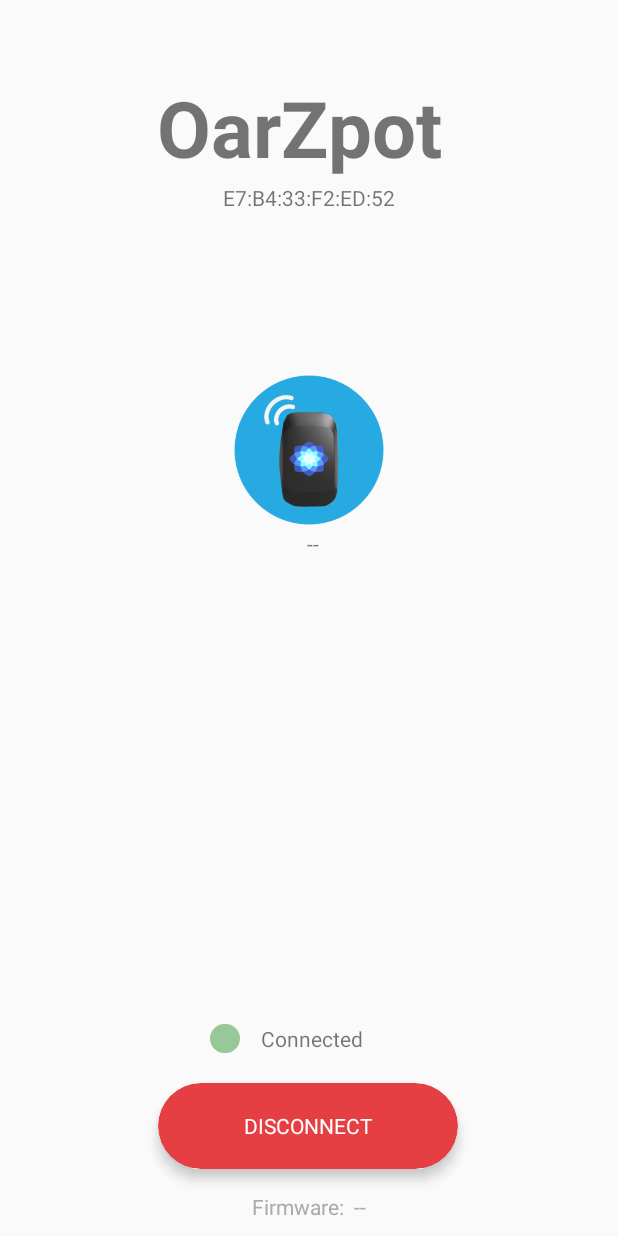
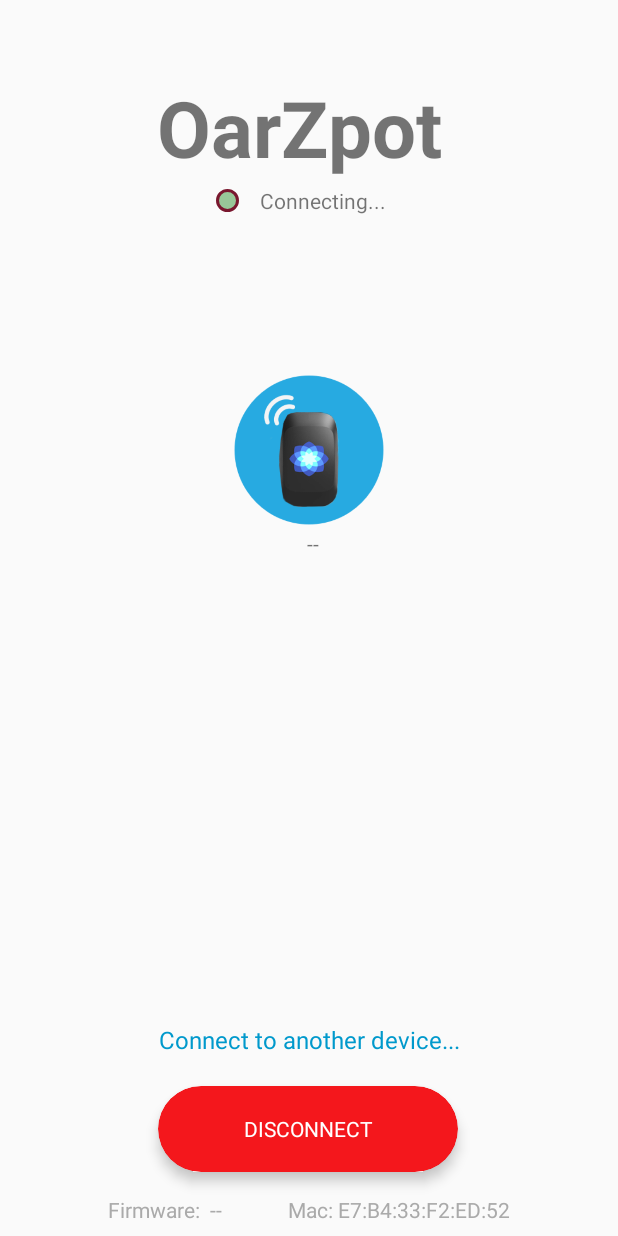
Before and after one commit to Perelan/Master, an Android app: the screen it shows after launch (MainActivity), on a phone screen of 412 x 824 dp. Run offline under Robolectric (Android 15) with nearby library versions, the phone set to English and light mode, and no system bars; 3 statements that could not run were skipped.

Commit message:
feat: connect to another device, change state of the button and the text

```diff
--- a/Flow/app/build.gradle
+++ b/Flow/app/build.gradle
@@ -25,8 +25,8 @@ android {
 
 dependencies {
     implementation 'com.android.support.constraint:constraint-layout:1.1.3'
-    compile fileTree(include: ['*.jar'], dir: 'libs')
-    testCompile 'junit:junit:4.12'
+    implementation fileTree(include: ['*.jar'], dir: 'libs')
+    testImplementation 'junit:junit:4.12'
 
     implementation 'com.android.support:appcompat-v7:28.0.0'
     implementation 'com.android.support:design:28.0.0'
--- a/Flow/app/src/main/AndroidManifest.xml
+++ b/Flow/app/src/main/AndroidManifest.xml
@@ -54,6 +54,7 @@
         <service
             android:name=".WrapperService"
             android:exported="false"/>
+
         <service
             android:name=".Handlers.CommunicationHandler"
             android:enabled="true"/>
--- a/Flow/app/src/main/java/com/sensordroid/flow/DeviceListActivity.java
+++ b/Flow/app/src/main/java/com/sensordroid/flow/DeviceListActivity.java
@@ -54,8 +54,6 @@ public class DeviceListActivity extends AppCompatActivity {
     private ArrayList<BluetoothDevice> devicesDataset;
 
     private SwipeRefreshLayout mSwipeRefreshLayout;
-
-    Intent bindIntent;
 
     private OnDeviceClickListener mListen = position -> {
         Log.d(TAG, "postion: " + position);
@@ -129,7 +127,7 @@ public class DeviceListActivity extends AppCompatActivity {
             }
         };
 
-        bindIntent = new Intent(this, CommunicationHandler.class);
+        Intent bindIntent = new Intent(this, CommunicationHandler.class);
         bindService(bindIntent, mBluetoothServiceConnection, Context.BIND_AUTO_CREATE);
     }
 
@@ -182,15 +180,18 @@ class DeviceAdapter extends RecyclerView.Adapter<DeviceAdapter.DeviceViewHolder>
 
     private ArrayList<BluetoothDevice> mDataset;
     private OnDeviceClickListener mClickListener;
+    private Context mContext;
 
     class DeviceViewHolder extends RecyclerView.ViewHolder implements View.OnClickListener {
 
         TextView mDeviceTitle, mDeviceMac;
+        ImageView mDeviceImage;
 
         DeviceViewHolder(@NonNull View v) {
             super(v);
             mDeviceTitle = v.findViewById(R.id.device_title);
             mDeviceMac = v.findViewById(R.id.device_mac);
+            mDeviceImage = v.findViewById(R.id.device_image);
             v.setOnClickListener(this);
         }
 
@@ -206,6 +207,7 @@ class DeviceAdapter extends RecyclerView.Adapter<DeviceAdapter.DeviceViewHolder>
 
     @NonNull
     @Override
+
     public DeviceViewHolder onCreateViewHolder(@NonNull ViewGroup viewGroup, int i) {
         View v = LayoutInflater.from(viewGroup.getContext())
                 .inflate(R.layout.device_item, viewGroup, false);
@@ -217,6 +219,10 @@ class DeviceAdapter extends RecyclerView.Adapter<DeviceAdapter.DeviceViewHolder>
     public void onBindViewHolder(@NonNull DeviceViewHolder viewHolder, int i) {
         viewHolder.mDeviceTitle.setText(mDataset.get(i).getName());
         viewHolder.mDeviceMac.setText(mDataset.get(i).getAddress());
+
+        if (mDataset.get(i).getName().equalsIgnoreCase("oarzpot")) {
+            viewHolder.mDeviceImage.setImageResource(R.drawable.flow);
+        }
     }
 
     @Override
--- a/Flow/app/src/main/java/com/sensordroid/flow/MainActivity.java
+++ b/Flow/app/src/main/java/com/sensordroid/flow/MainActivity.java
@@ -8,10 +8,14 @@ import android.content.Context;
 import android.content.Intent;
 import android.content.IntentFilter;
 import android.content.ServiceConnection;
+import android.graphics.Color;
+import android.graphics.PorterDuff;
 import android.os.Bundle;
 import android.os.Handler;
 import android.os.IBinder;
+import android.support.v7.widget.CardView;
 import android.util.Log;
+import android.view.View;
 import android.widget.TextView;
 
 import com.sensordroid.flow.Handlers.CommunicationHandler;
@@ -19,8 +23,17 @@ import com.sensordroid.ripple.RippleEffect;
 
 import java.util.Locale;
 
-public class MainActivity extends Activity {
+// bgcolor: #44628e
+// iconcolor: #4572b6
+
+public class MainActivity extends Activity implements View.OnClickListener {
     private static final String TAG ="MainClass";
+
+    private static int sensorState = 0;
+    private static final int SENSOR_STATE_CONNECTING = 1;
+    private static final int SENSOR_STATE_CONNECTED = 2;
+    private static final int SENSOR_STATE_DISCONNECTED = 3;
+
     private static final int REQUEST_SELECT_SENSOR = 1;
     private static final int REQUEST_LOCATION_PERMISSION = 2;
 
@@ -40,9 +53,12 @@ public class MainActivity extends Activity {
     private boolean mScanning;
 
     private RippleEffect rp;
-    private TextView mSensorTitle, mSensorMac, mSensorBattery, mSensorFirmware;
+    private TextView mSensorTitle, mSensorMac, mSensorBattery, mSensorFirmware, mSensorState, mNewConnection, mIndicator;
 
-    private BroadcastReceiver mSensorStateListender = new BroadcastReceiver() {
+    private CardView mButton;
+    private TextView mButtonText;
+
+    private BroadcastReceiver mSensorStateListener = new BroadcastReceiver() {
         @Override
         public void onReceive(Context context, Intent intent) {
             Log.d(TAG, "onReceive: Data " + context.getPackageName());
@@ -62,9 +78,19 @@ public class MainActivity extends Activity {
         mSensorMac      = findViewById(R.id.sensor_mac);
         mSensorBattery  = findViewById(R.id.sensor_battery);
         mSensorFirmware = findViewById(R.id.sensor_firmware);
+        mIndicator      = findViewById(R.id.sensor_state_indicator);
+
+
+        mNewConnection  = findViewById(R.id.sensor_new_device);
+        mNewConnection.setOnClickListener(this);
+
+        mSensorState    = findViewById(R.id.sensor_state);
+
+        mButtonText     = findViewById(R.id.info_text);
+        mButton         = findViewById(R.id.sensor_button);
+        mButton.setOnClickListener(this);
 
         mServiceConnection = new ServiceConnection() {
-
             @Override
             public void onServiceConnected(ComponentName componentName, IBinder service) {
                 Log.i(TAG, "onServiceConnected");
@@ -89,7 +115,7 @@ public class MainActivity extends Activity {
         filter.addAction(CommunicationHandler.ACTION_DATA_AVAILABLE);
         filter.addAction(CommunicationHandler.ACTION_DEVICE_METADATA_COMPLETE);
         filter.addAction(CommunicationHandler.ACTION_DEVICE_METADATA_UPDATED);
-        registerReceiver(mSensorStateListender, filter);
+        registerReceiver(mSensorStateListener, filter);
 
         Intent i = new Intent(MainActivity.this, DeviceListActivity.class);
         startActivityForResult(i, REQUEST_SELECT_SENSOR);
@@ -111,8 +137,10 @@ public class MainActivity extends Activity {
 
         switch (action) {
             case CommunicationHandler.ACTION_GATT_CONNECTED:
+                setSensorState(SENSOR_STATE_CONNECTED);
                 break;
             case CommunicationHandler.ACTION_GATT_DISCONNECTED:
+                setSensorState(SENSOR_STATE_DISCONNECTED);
                 break;
             case CommunicationHandler.ACTION_GATT_SERVICES_DISCOVERED:
                 break;
@@ -122,6 +150,10 @@ public class MainActivity extends Activity {
 
                 rp.pulse(rp.BREATH);
                 Log.d(TAG, "handleBroadcastEvent: Respiration " + flowRespirationData);
+
+                // Get the data from the sensor and send it the the demuxer.
+
+
 
                 break;
             case CommunicationHandler.ACTION_DEVICE_METADATA_COMPLETE:
@@ -143,10 +175,9 @@ public class MainActivity extends Activity {
         }
     }
 
-
     @Override
     protected void onDestroy() {
-        unregisterReceiver(mSensorStateListender);
+        unregisterReceiver(mSensorStateListener);
 
         if (mServiceConnection != null) {
             unbindService(mServiceConnection);
@@ -168,9 +199,13 @@ public class MainActivity extends Activity {
                     BluetoothDevice device = data.getParcelableExtra(BluetoothDevice.EXTRA_DEVICE);
 
                     System.out.println(" >>> " + device.getName());
+
+                    mSensorTitle.setText(device.getName());
+                    mSensorMac.setText(String.format("Mac: %s", device.getAddress()));
+
                     mComHandler.setSelectedFlowSensor(device);
 
-                    mComHandler.connect();
+                    connect();
                 }
                 break;
             default:
@@ -178,4 +213,82 @@ public class MainActivity extends Activity {
                 break;
         }
     }
+
+    private void connect() {
+        if (mComHandler != null) {
+            setSensorState(SENSOR_STATE_CONNECTING);
+            mComHandler.connect();
+        }
+    }
+
+    @Override
+    public void onClick(View view) {
+        switch (view.getId()) {
+            case R.id.sensor_button:
+                Log.d(TAG, "onClick: Sensor Button " + sensorState);
+                handleSensorButton();
+                break;
+            case R.id.sensor_new_device:
+                Log.d(TAG, "onClick: Connect to new sensor");
+                Intent i = new Intent(MainActivity.this, DeviceListActivity.class);
+                startActivityForResult(i, REQUEST_SELECT_SENSOR);
+                break;
+            default:
+                break;
+        }
+    }
+
+    /**
+     * Handle the button state on click.
+     *
+     * SENSOR_STATE_CONNECTED       -> SENSOR_STATE_DISCONNECTED & change text to reconnect.
+     * SENSOR_STATE_DISCONNECTED    -> SENSOR_STATE_CONNECTED & change text to disconnect.
+     *
+     * @states: connected | disconnected
+     */
+    private void handleSensorButton() {
+        switch (sensorState) {
+            case SENSOR_STATE_CONNECTED:
+                setSensorState(SENSOR_STATE_DISCONNECTED);
+                mComHandler.closeAndNotifyGattDisconnection();
+                break;
+            case SENSOR_STATE_DISCONNECTED:
+                setSensorState(SENSOR_STATE_CONNECTING);
+                connect();
+                break;
+        }
+    }
+
+    /**
+     * Following method changes the state of the button and the corresponding text.
+     *
+     * @param state
+     */
+    private void setSensorState(int state) {
+        switch (state) {
+            case SENSOR_STATE_CONNECTED:
+                mSensorState.setText("Connected");
+                mButtonText.setText("DISCONNECT");
+                mIndicator.getBackground().setColorFilter(getResources().getColor(R.color.colorConnected), PorterDuff.Mode.SRC_ATOP);
+                mButton.setEnabled(true);
+                mNewConnection.setVisibility(View.INVISIBLE);
+                mButton.setCardBackgroundColor(getResources().getColor(R.color.colorButtonDisconnect));
+                break;
+            case SENSOR_STATE_DISCONNECTED:
+                mSensorState.setText("Disconnected");
+                mButtonText.setText("RECONNECT");
+                mIndicator.getBackground().setColorFilter(getResources().getColor(R.color.colorDisconnected), PorterDuff.Mode.SRC_ATOP);
+                mButton.setEnabled(true);
+                mNewConnection.setVisibility(View.VISIBLE);
+                mButton.setCardBackgroundColor(getResources().getColor(R.color.colorButtonReconnect));
+                break;
+            case SENSOR_STATE_CONNECTING:
+                mSensorState.setText("Connecting...");
+                mIndicator.getBackground().setColorFilter(getResources().getColor(R.color.colorConnecting), PorterDuff.Mode.SRC_ATOP);
+                mButton.setCardBackgroundColor(getResources().getColor(R.color.colorButtonConnecting));
+                mButton.setEnabled(false);
+        }
+
+        sensorState = state;
+    }
 }
--- a/Flow/app/src/main/res/drawable/corners.xml
+++ b/Flow/app/src/main/res/drawable/corners.xml
@@ -5,12 +5,12 @@
 
     <stroke
         android:width="2dp"
-        android:color="#98c798" />
+        android:color="#79172e" />
 
     <corners
-        android:bottomLeftRadius="30dp"
-        android:bottomRightRadius="30dp"
-        android:topLeftRadius="30dp"
-        android:topRightRadius="30dp" />
+        android:bottomLeftRadius="20dp"
+        android:bottomRightRadius="20dp"
+        android:topLeftRadius="20dp"
+        android:topRightRadius="20dp" />
 
 </shape>
--- a/Flow/app/src/main/res/layout/content_main.xml
+++ b/Flow/app/src/main/res/layout/content_main.xml
@@ -37,14 +37,30 @@
             android:textStyle="bold"/>
 
         <TextView
-            android:id="@+id/sensor_mac"
-            android:layout_width="wrap_content"
+            android:id="@+id/sensor_state_indicator"
+            android:layout_width="15dp"
+            android:layout_height="15dp"
+            android:layout_alignParentTop="true"
+            android:layout_marginStart="144dp"
+            android:layout_marginTop="126dp"
+            android:background="@drawable/corners"
+            app:layout_constraintStart_toStartOf="parent"
+            tools:layout_editor_absoluteY="128dp"/>
+
+        <TextView
+            android:id="@+id/sensor_state"
+            android:layout_width="100dp"
             android:layout_height="wrap_content"
-            android:layout_below="@+id/sensor_title"
-            android:layout_centerHorizontal="true"
-            android:layout_marginTop="2dp"
-            android:text="E7:B4:33:F2:ED:52"
-            android:textAlignment="center"/>
+            android:layout_alignParentStart="true"
+            android:layout_alignParentTop="true"
+            android:layout_marginStart="173dp"
+            android:layout_marginTop="124dp"
+            android:text="Connecting..."
+            android:textAlignment="textStart"
+            app:layout_constraintEnd_toEndOf="parent"
+            app:layout_constraintHorizontal_bias="0.014"
+            app:layout_constraintStart_toEndOf="@+id/sensor_state_indicator"
+            tools:layout_editor_absoluteY="128dp"/>
 
         <TextView
             android:id="@+id/sensor_battery"
@@ -57,7 +73,24 @@
             android:layout_marginBottom="-22dp"
             android:text="--"
             android:textAlignment="center"/>
+
     </com.sensordroid.ripple.RippleEffect>
+
+    <TextView
+        android:id="@+id/sensor_new_device"
+        android:layout_width="wrap_content"
+        android:layout_height="wrap_content"
+        android:layout_marginStart="8dp"
+        android:layout_marginEnd="8dp"
+        android:layout_marginBottom="20dp"
+        android:text="Connect to another device..."
+        android:textAllCaps="false"
+        android:textColor="@color/breath"
+        android:textSize="16sp"
+        android:visibility="visible"
+        app:layout_constraintBottom_toTopOf="@+id/sensor_button"
+        app:layout_constraintEnd_toEndOf="parent"
+        app:layout_constraintStart_toStartOf="parent"/>
 
     <android.support.v7.widget.CardView
         xmlns:card_view="http://schemas.android.com/apk/res-auto"
@@ -72,7 +105,7 @@
         android:elevation="5dp"
         android:focusable="true"
         android:foreground="?android:attr/selectableItemBackground"
-        card_view:cardBackgroundColor="@color/colorAccent"
+        card_view:cardBackgroundColor="@color/colorButtonDisconnect"
         card_view:cardCornerRadius="30dp"
         card_view:cardElevation="5dp"
         card_view:layout_constraintBottom_toTopOf="@+id/sensor_firmware"
@@ -87,46 +120,36 @@
             android:gravity="center"
             android:text="DISCONNECT"
             android:textColor="@android:color/background_light"/>
+
     </android.support.v7.widget.CardView>
+
+    <TextView
+        android:id="@+id/sensor_mac"
+        android:layout_width="wrap_content"
+        android:layout_height="wrap_content"
+        android:layout_alignParentEnd="true"
+        android:layout_marginStart="8dp"
+        android:layout_marginEnd="72dp"
+        android:layout_marginBottom="8dp"
+        android:text="Mac: E7:B4:33:F2:ED:52"
+        android:textAlignment="center"
+        android:textColor="@android:color/darker_gray"
+        app:layout_constraintBottom_toBottomOf="parent"
+        app:layout_constraintEnd_toEndOf="parent"
+        app:layout_constraintHorizontal_bias="1.0"
+        app:layout_constraintStart_toEndOf="@+id/sensor_firmware"/>
 
     <TextView
         android:id="@+id/sensor_firmware"
         android:layout_width="wrap_content"
         android:layout_height="wrap_content"
-        android:layout_marginStart="8dp"
-        android:layout_marginEnd="8dp"
-        android:layout_marginBottom="10dp"
+        android:layout_marginStart="72dp"
+        android:layout_marginBottom="8dp"
         android:text="Firmware:  --"
         android:textAllCaps="false"
         android:textColor="@android:color/darker_gray"
         app:layout_constraintBottom_toBottomOf="parent"
-        app:layout_constraintEnd_toEndOf="parent"
         app:layout_constraintStart_toStartOf="parent"/>
-
-    <TextView
-        android:id="@+id/sensor_state_indicator"
-        android:layout_width="20dp"
-        android:layout_height="wrap_content"
-        android:layout_centerVertical="true"
-        android:layout_marginStart="140dp"
-        android:layout_marginBottom="20dp"
-        android:background="@drawable/corners"
-        app:layout_constraintBottom_toTopOf="@+id/sensor_button"
-        app:layout_constraintStart_toStartOf="parent"/>
-
-    <TextView
-        android:id="@+id/sensor_state"
-        android:layout_width="80dp"
-        android:layout_height="wrap_content"
-        android:layout_marginStart="8dp"
-        android:layout_marginEnd="8dp"
-        android:layout_marginBottom="20dp"
-        android:text="Connected"
-        android:textAlignment="center"
-        app:layout_constraintBottom_toTopOf="@+id/sensor_button"
-        app:layout_constraintEnd_toEndOf="parent"
-        app:layout_constraintHorizontal_bias="0.0"
-        app:layout_constraintStart_toEndOf="@+id/sensor_state_indicator"/>
 
 
 </android.support.constraint.ConstraintLayout>
--- a/Flow/app/src/main/res/layout/device_item.xml
+++ b/Flow/app/src/main/res/layout/device_item.xml
@@ -23,7 +23,7 @@
             android:layout_alignParentTop="true"
             android:layout_marginStart="8dp"
             android:layout_marginTop="19dp"
-            android:layout_toEndOf="@+id/imageView"
+            android:layout_toEndOf="@+id/device_image"
             android:text="TextView"
             android:textSize="24sp"
             android:textStyle="bold"/>
@@ -41,7 +41,7 @@
             android:text="TextView"/>
 
         <ImageView
-            android:id="@+id/imageView"
+            android:id="@+id/device_image"
             android:layout_width="92dp"
             android:layout_height="61dp"
             android:layout_alignParentStart="true"
@@ -50,7 +50,7 @@
             android:layout_marginStart="13dp"
             android:layout_marginTop="22dp"
             android:layout_marginBottom="17dp"
-            card_view:srcCompat="@drawable/flow"/>
+            card_view:srcCompat="@drawable/bluetooth"/>
     </RelativeLayout>
 
 </android.support.v7.widget.CardView>
--- a/Flow/app/src/main/res/values/colors.xml
+++ b/Flow/app/src/main/res/values/colors.xml
@@ -1,6 +1,14 @@
 <?xml version="1.0" encoding="utf-8"?>
 <resources>
-    <color name="colorPrimary">#dedede</color>
+    <color name="colorPrimary">#f0f0f0</color>
     <color name="colorPrimaryDark">#303F9F</color>
-    <color name="colorAccent">#e53f43</color>
+    <color name="colorAccent">#0099cc</color>
+
+    <color name="colorButtonReconnect">#bcb111</color>
+    <color name="colorButtonDisconnect">#f4171c</color>
+    <color name="colorButtonConnecting">#a1a1a1</color>
+
+    <color name="colorConnected">#0dff00</color>
+    <color name="colorConnecting">#ffe600</color>
+    <color name="colorDisconnected">#ff0000</color>
 </resources>
--- a/Flow/ripple/src/main/java/com/sensordroid/ripple/RippleEffect.java
+++ b/Flow/ripple/src/main/java/com/sensordroid/ripple/RippleEffect.java
@@ -1,7 +1,6 @@
 package com.sensordroid.ripple;
 
 
-import android.animation.Animator;
 import android.animation.AnimatorSet;
 import android.animation.ObjectAnimator;
 import android.content.Context;
@@ -12,8 +11,6 @@ import android.util.AttributeSet;
 import android.view.View;
 import android.view.animation.AccelerateDecelerateInterpolator;
 import android.widget.RelativeLayout;
-
-import java.util.ArrayList;
 
 public class RippleEffect extends RelativeLayout {
 
--- a/Flow/ripple/src/main/res/values/colors.xml
+++ b/Flow/ripple/src/main/res/values/colors.xml
@@ -1,6 +1,6 @@
 <?xml version="1.0" encoding="utf-8"?>
 <resources>
-    <color name="breath">#0099CC</color>
+    <color name="breath">#0099cc</color>
     <color name="battery">#1fb40f</color>
     <color name="hr">#ff2837</color>
     <color name="idle">#a7a7a7</color>
```
Also changed, not shown: Flow/app/src/main/java/com/sensordroid/flow/Handlers/CommunicationHandler.java (+12 -10 lines), Flow/app/src/main/java/com/sensordroid/flow/WrapperService.java (+8 -8 lines).
